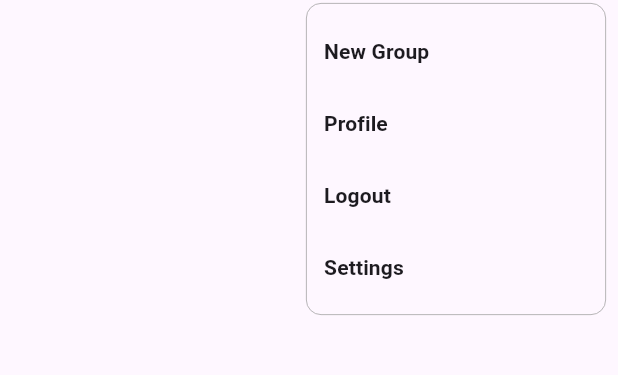
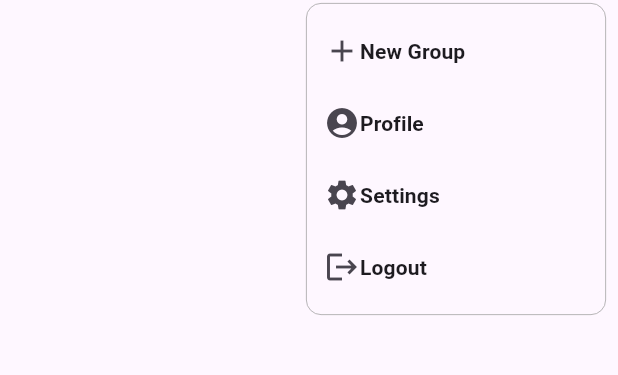
Before and after one commit to Omniamohamed02/ChatApp, a Flutter app: the Appbar widget shown alone on an empty page, opened directly, after a tap on the "more vert" icon, on a phone screen of 412 x 824 dp, the part 63-438 px from its top. Run offline on Flutter 3.47's test engine with Material 3 defaults, Android fonts, the phone set to English and light mode, and no system bars; our stand-ins replace firebase_auth, firebase_core, fluttertoast; accounts and stored records are empty.

Commit message:
update popupmenu

```diff
--- a/lib/features/view/pages/home/widget/appbar.dart
+++ b/lib/features/view/pages/home/widget/appbar.dart
@@ -3,6 +3,7 @@ import 'package:chatapp/features/view/pages/home/new_group_page.dart';
 import '../../profile/profile_page.dart';
 
 class Appbar extends StatelessWidget implements PreferredSizeWidget {
+
   const Appbar({super.key});
 
   @override
@@ -43,28 +44,50 @@ class Appbar extends StatelessWidget implements PreferredSizeWidget {
                     builder: (context) => const NewGroupPage(),
                   ));
                 },
-                child: const Text('New Group',
-                    style: TextStyle(fontWeight: FontWeight.bold)),
+                child: Row(
+                  children: [
+                    Icon(Icons.add),
+                    const Text('New Group',
+                        style: TextStyle(fontWeight: FontWeight.bold)),
+                  ],
+                ),
               ),
               PopupMenuItem<String>(
                 value: 'Profile',
-                child: const Text('Profile',
-                    style: TextStyle(fontWeight: FontWeight.bold)),
+                child: Row(
+                  children: [
+                    Icon(Icons.account_circle_sharp),
+                    const Text('Profile',
+                        style: TextStyle(fontWeight: FontWeight.bold)),
+                  ],
+                ),
                 onTap: () {
                   Navigator.of(context).push(MaterialPageRoute(
                     builder: (context) => const ProfilePage(),
                   ));
                 },
               ),
+
+              const PopupMenuItem<String>(
+                value: ' Settings',
+                child: Row(
+                  children: [
+                    Icon(Icons.settings),
+                    Text('Settings',
+                        style: TextStyle(fontWeight: FontWeight.bold) ),
+                  ],
+                ),
+              ),
               const PopupMenuItem<String>(
                 value: ' Logout',
-                child: Text('Logout',
-                    style: TextStyle(fontWeight: FontWeight.bold) ),
-              ),
-              const PopupMenuItem<String>(
-                value: ' Settings',
-                child: Text('Settings',
-                    style: TextStyle(fontWeight: FontWeight.bold) ),
+                child:
+                Row(
+                  children: [
+                    Icon(Icons.logout),
+                    Text('Logout',
+                        style: TextStyle(fontWeight: FontWeight.bold) ),
+                  ],
+                ),
               ),
             ];
           },
```
